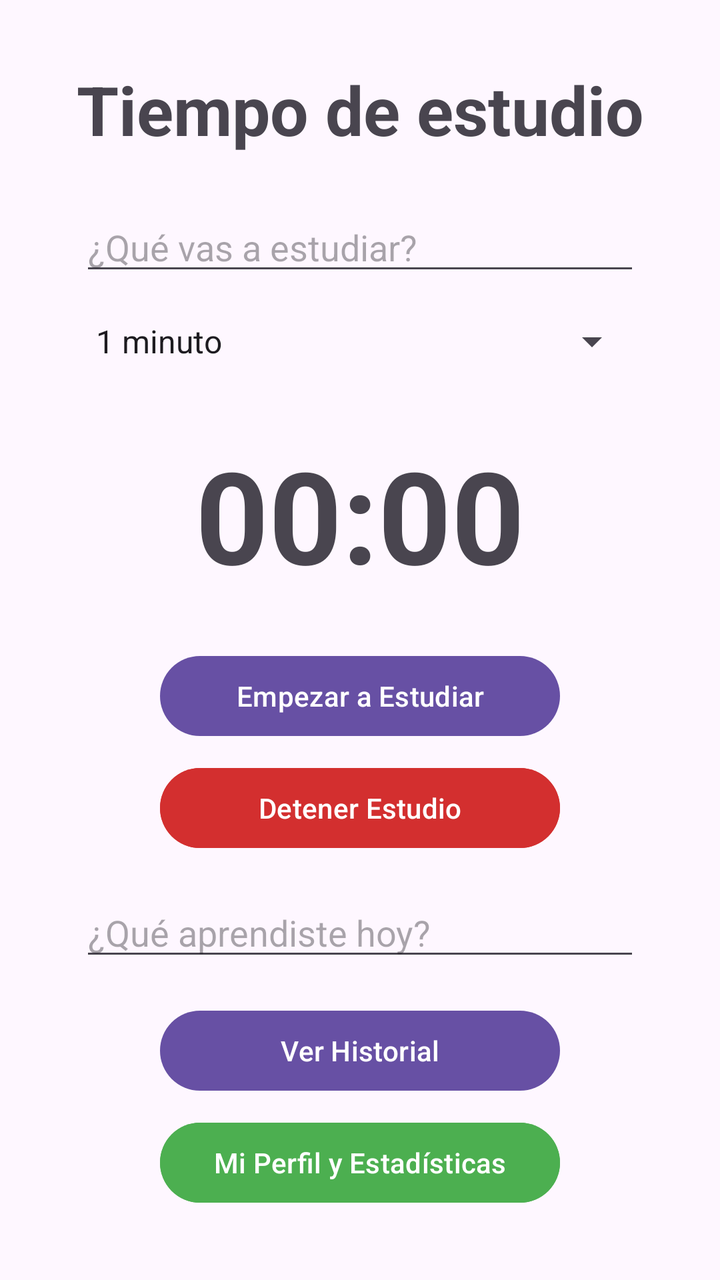
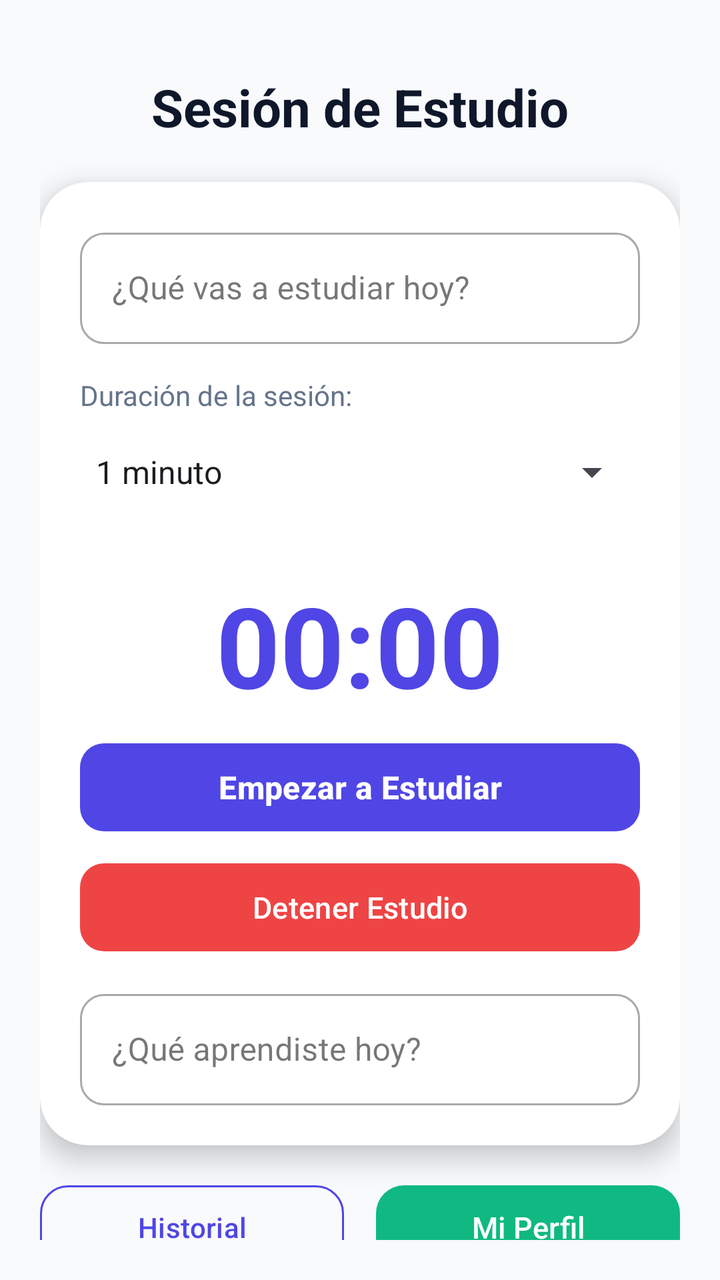

The first picture is an Android layout as it rendered before a commit; the second is the same layout after the commit. The layout source and the unified diff follow.
<!-- AndroidManifest.xml: application theme Theme.SalvadorDeSemestres -->
<!-- res/layout/activity_pantalla_principal.xml -->
<?xml version="1.0" encoding="utf-8"?>
<androidx.constraintlayout.widget.ConstraintLayout xmlns:android="http://schemas.android.com/apk/res/android"
    xmlns:app="http://schemas.android.com/apk/res-auto"
    xmlns:tools="http://schemas.android.com/tools"
    android:id="@+id/main"
    android:layout_width="match_parent"
    android:layout_height="match_parent"
    tools:context=".vistas.vistas.PantallaPrincipal">

    <TextView
        android:id="@+id/textView"
        android:layout_width="wrap_content"
        android:layout_height="wrap_content"
        android:layout_marginTop="32dp"
        android:text="Tiempo de estudio"
        android:textSize="34sp"
        android:textStyle="bold"
        app:layout_constraintEnd_toEndOf="parent"
        app:layout_constraintStart_toStartOf="parent"
        app:layout_constraintTop_toTopOf="parent" />

    <EditText
        android:id="@+id/etTemaEstudio"
        android:layout_width="match_parent"
        android:layout_height="wrap_content"
        android:layout_marginStart="40dp"
        android:layout_marginTop="24dp"
        android:layout_marginEnd="40dp"
        android:hint="¿Qué vas a estudiar?"
        android:inputType="text"
        app:layout_constraintEnd_toEndOf="parent"
        app:layout_constraintStart_toStartOf="parent"
        app:layout_constraintTop_toBottomOf="@+id/textView" />

    <Spinner
        android:id="@+id/spinnerMinutos"
        android:layout_width="match_parent"
        android:layout_height="wrap_content"
        android:layout_marginStart="40dp"
        android:layout_marginTop="16dp"
        android:layout_marginEnd="40dp"
        android:entries="@array/opciones_tiempo"
        app:layout_constraintEnd_toEndOf="parent"
        app:layout_constraintStart_toStartOf="parent"
        app:layout_constraintTop_toBottomOf="@+id/etTemaEstudio" />

    <TextView
        android:id="@+id/tvCronometro"
        android:layout_width="wrap_content"
        android:layout_height="wrap_content"
        android:layout_marginTop="32dp"
        android:text="00:00"
        android:textSize="64sp"
        android:textStyle="bold"
        app:layout_constraintEnd_toEndOf="parent"
        app:layout_constraintStart_toStartOf="parent"
        app:layout_constraintTop_toBottomOf="@+id/spinnerMinutos" />

    <Button
        android:id="@+id/btnIniciarTimer"
        android:layout_width="match_parent"
        android:layout_height="wrap_content"
        android:layout_marginStart="80dp"
        android:layout_marginTop="24dp"
        android:layout_marginEnd="80dp"
        android:text="Empezar a Estudiar"
        app:layout_constraintEnd_toEndOf="parent"
        app:layout_constraintStart_toStartOf="parent"
        app:layout_constraintTop_toBottomOf="@+id/tvCronometro" />

    <Button
        android:id="@+id/btnDetenerTimer"
        android:layout_width="match_parent"
        android:layout_height="wrap_content"
        android:layout_marginStart="80dp"
        android:layout_marginTop="8dp"
        android:layout_marginEnd="80dp"
        android:backgroundTint="#D32F2F"
        android:text="Detener Estudio"
        app:layout_constraintEnd_toEndOf="parent"
        app:layout_constraintStart_toStartOf="parent"
        app:layout_constraintTop_toBottomOf="@+id/btnIniciarTimer" />

    <EditText
        android:id="@+id/etDescripcionFinal"
        android:layout_width="match_parent"
        android:layout_height="wrap_content"
        android:layout_marginStart="40dp"
        android:layout_marginTop="16dp"
        android:layout_marginEnd="40dp"
        android:hint="¿Qué aprendiste hoy?"
        android:inputType="textMultiLine"
        app:layout_constraintEnd_toEndOf="parent"
        app:layout_constraintStart_toStartOf="parent"
        app:layout_constraintTop_toBottomOf="@+id/btnDetenerTimer" />

    <Button
        android:id="@+id/btnIrHistorial"
        android:layout_width="match_parent"
        android:layout_height="wrap_content"
        android:layout_marginStart="80dp"
        android:layout_marginTop="16dp"
        android:layout_marginEnd="80dp"
        android:text="Ver Historial"
        app:layout_constraintEnd_toEndOf="parent"
        app:layout_constraintStart_toStartOf="parent"
        app:layout_constraintTop_toBottomOf="@+id/etDescripcionFinal" />

    <Button
        android:id="@+id/btnIrPerfil"
        android:layout_width="match_parent"
        android:layout_height="wrap_content"
        android:layout_marginStart="80dp"
        android:layout_marginTop="8dp"
        android:layout_marginEnd="80dp"
        android:backgroundTint="#4CAF50"
        android:text="Mi Perfil y Estadísticas"
        app:layout_constraintEnd_toEndOf="parent"
        app:layout_constraintStart_toStartOf="parent"
        app:layout_constraintTop_toBottomOf="@+id/btnIrHistorial" />

</androidx.constraintlayout.widget.ConstraintLayout>
<!-- resources referenced by this layout -->
<resources>
  <string-array name="opciones_tiempo">
          <item>1 minuto</item>
          <item>15 minutos</item>
          <item>25 minutos</item>
          <item>45 minutos</item>
          <item>60 minutos</item>
      </string-array>
  <style name="Theme.SalvadorDeSemestres" parent="Base.Theme.SalvadorDeSemestres" />
  <style name="Base.Theme.SalvadorDeSemestres" parent="Theme.Material3.DayNight.NoActionBar">
          
          
      </style>
</resources>

<!-- the commit's change to res/layout/activity_pantalla_principal.xml (unified diff, before → after) -->
@@ -5,118 +5,160 @@
     android:id="@+id/main"
     android:layout_width="match_parent"
     android:layout_height="match_parent"
+    android:background="@color/bg_app"
+    android:padding="20dp"
     tools:context=".vistas.vistas.PantallaPrincipal">
 
     <TextView
         android:id="@+id/textView"
         android:layout_width="wrap_content"
         android:layout_height="wrap_content"
-        android:layout_marginTop="32dp"
-        android:text="Tiempo de estudio"
-        android:textSize="34sp"
+        android:layout_marginTop="16dp"
+        android:text="Sesión de Estudio"
+        android:textColor="@color/text_dark"
+        android:textSize="26sp"
         android:textStyle="bold"
         app:layout_constraintEnd_toEndOf="parent"
         app:layout_constraintStart_toStartOf="parent"
         app:layout_constraintTop_toTopOf="parent" />
 
-    <EditText
-        android:id="@+id/etTemaEstudio"
+    <com.google.android.material.card.MaterialCardView
+        android:id="@+id/cardCronometro"
         android:layout_width="match_parent"
         android:layout_height="wrap_content"
-        android:layout_marginStart="40dp"
-        android:layout_marginTop="24dp"
-        android:layout_marginEnd="40dp"
-        android:hint="¿Qué vas a estudiar?"
-        android:inputType="text"
+        android:layout_marginTop="20dp"
+        app:cardBackgroundColor="@color/card_bg"
+        app:cardCornerRadius="24dp"
+        app:cardElevation="8dp"
+        app:strokeWidth="0dp"
         app:layout_constraintEnd_toEndOf="parent"
         app:layout_constraintStart_toStartOf="parent"
-        app:layout_constraintTop_toBottomOf="@+id/textView" />
+        app:layout_constraintTop_toBottomOf="@+id/textView">
 
-    <Spinner
-        android:id="@+id/spinnerMinutos"
-        android:layout_width="match_parent"
-        android:layout_height="wrap_content"
-        android:layout_marginStart="40dp"
+        <LinearLayout
+            android:layout_width="match_parent"
+            android:layout_height="wrap_content"
+            android:gravity="center"
+            android:orientation="vertical"
+            android:padding="20dp">
+
+            <com.google.android.material.textfield.TextInputLayout
+                android:layout_width="match_parent"
+                android:layout_height="wrap_content"
+                android:layout_marginBottom="12dp"
+                android:hint="¿Qué vas a estudiar hoy?"
+                style="@style/Widget.MaterialComponents.TextInputLayout.OutlinedBox"
+                app:boxCornerRadiusTopStart="12dp"
+                app:boxCornerRadiusBottomEnd="12dp"
+                app:boxCornerRadiusTopEnd="12dp"
+                app:boxCornerRadiusBottomStart="12dp">
+
+                <com.google.android.material.textfield.TextInputEditText
+                    android:id="@+id/etTemaEstudio"
+                    android:layout_width="match_parent"
+                    android:layout_height="wrap_content"
+                    android:inputType="text" />
+
+            </com.google.android.material.textfield.TextInputLayout>
+
+            <TextView
+                android:layout_width="wrap_content"
+                android:layout_height="wrap_content"
+                android:text="Duración de la sesión:"
+                android:textColor="@color/text_muted"
+                android:textSize="14sp"
+                android:layout_gravity="start"
+                android:layout_marginTop="4dp"/>
+
+            <Spinner
+                android:id="@+id/spinnerMinutos"
+                android:layout_width="match_parent"
+                android:layout_height="50dp"
+                android:layout_marginTop="4dp"
+                android:layout_marginBottom="16dp"
+                android:entries="@array/opciones_tiempo" />
+
+            <TextView
+                android:id="@+id/tvCronometro"
+                android:layout_width="wrap_content"
+                android:layout_height="wrap_content"
+                android:text="00:00"
+                android:textColor="@color/primary"
+                android:textSize="56sp"
+                android:textStyle="bold"
+                android:layout_marginVertical="8dp" />
+
+            <com.google.android.material.button.MaterialButton
+                android:id="@+id/btnIniciarTimer"
+                android:layout_width="match_parent"
+                android:layout_height="52dp"
+                android:text="Empezar a Estudiar"
+                android:textSize="16sp"
+                android:textStyle="bold"
+                app:backgroundTint="@color/primary"
+                app:cornerRadius="12dp"
+                app:elevation="4dp" />
+
+            <com.google.android.material.button.MaterialButton
+                android:id="@+id/btnDetenerTimer"
+                android:layout_width="match_parent"
+                android:layout_height="52dp"
+                android:layout_marginTop="8dp"
+                android:text="Detener Estudio"
+                android:textSize="15sp"
+                app:backgroundTint="@color/danger"
+                app:cornerRadius="12dp" />
+
+            <com.google.android.material.textfield.TextInputLayout
+                android:layout_width="match_parent"
+                android:layout_height="wrap_content"
+                android:layout_marginTop="12dp"
+                android:hint="¿Qué aprendiste hoy?"
+                style="@style/Widget.MaterialComponents.TextInputLayout.OutlinedBox"
+                app:boxCornerRadiusTopStart="12dp"
+                app:boxCornerRadiusBottomEnd="12dp"
+                app:boxCornerRadiusTopEnd="12dp"
+                app:boxCornerRadiusBottomStart="12dp">
+
+                <com.google.android.material.textfield.TextInputEditText
+                    android:id="@+id/etDescripcionFinal"
+                    android:layout_width="match_parent"
+                    android:layout_height="wrap_content"
+                    android:inputType="textMultiLine" />
+
+            </com.google.android.material.textfield.TextInputLayout>
+
+        </LinearLayout>
+
+    </com.google.android.material.card.MaterialCardView>
+
+    <com.google.android.material.button.MaterialButton
+        android:id="@+id/btnIrHistorial"
+        style="?attr/materialButtonOutlinedStyle"
+        android:layout_width="0dp"
+        android:layout_height="50dp"
         android:layout_marginTop="16dp"
-        android:layout_marginEnd="40dp"
-        android:entries="@array/opciones_tiempo"
+        android:layout_marginEnd="8dp"
+        android:text="Historial"
+        android:textColor="@color/primary"
+        app:cornerRadius="14dp"
+        app:strokeColor="@color/primary"
+        app:layout_constraintEnd_toStartOf="@+id/btnIrPerfil"
+        app:layout_constraintStart_toStartOf="parent"
+        app:layout_constraintTop_toBottomOf="@+id/cardCronometro" />
+
+    <com.google.android.material.button.MaterialButton
+        android:id="@+id/btnIrPerfil"
+        android:layout_width="0dp"
+        android:layout_height="50dp"
+        android:layout_marginStart="8dp"
+        android:layout_marginTop="16dp"
+        android:text="Mi Perfil"
+        android:textSize="15sp"
+        app:backgroundTint="@color/accent"
+        app:cornerRadius="14dp"
         app:layout_constraintEnd_toEndOf="parent"
-        app:layout_constraintStart_toStartOf="parent"
-        app:layout_constraintTop_toBottomOf="@+id/etTemaEstudio" />
-
-    <TextView
-        android:id="@+id/tvCronometro"
-        android:layout_width="wrap_content"
-        android:layout_height="wrap_content"
-        android:layout_marginTop="32dp"
-        android:text="00:00"
-        android:textSize="64sp"
-        android:textStyle="bold"
-        app:layout_constraintEnd_toEndOf="parent"
-        app:layout_constraintStart_toStartOf="parent"
-        app:layout_constraintTop_toBottomOf="@+id/spinnerMinutos" />
-
-    <Button
-        android:id="@+id/btnIniciarTimer"
-        android:layout_width="match_parent"
-        android:layout_height="wrap_content"
-        android:layout_marginStart="80dp"
-        android:layout_marginTop="24dp"
-        android:layout_marginEnd="80dp"
-        android:text="Empezar a Estudiar"
-        app:layout_constraintEnd_toEndOf="parent"
-        app:layout_constraintStart_toStartOf="parent"
-        app:layout_constraintTop_toBottomOf="@+id/tvCronometro" />
-
-    <Button
-        android:id="@+id/btnDetenerTimer"
-        android:layout_width="match_parent"
-        android:layout_height="wrap_content"
-        android:layout_marginStart="80dp"
-        android:layout_marginTop="8dp"
-        android:layout_marginEnd="80dp"
-        android:backgroundTint="#D32F2F"
-        android:text="Detener Estudio"
-        app:layout_constraintEnd_toEndOf="parent"
-        app:layout_constraintStart_toStartOf="parent"
-        app:layout_constraintTop_toBottomOf="@+id/btnIniciarTimer" />
-
-    <EditText
-        android:id="@+id/etDescripcionFinal"
-        android:layout_width="match_parent"
-        android:layout_height="wrap_content"
-        android:layout_marginStart="40dp"
-        android:layout_marginTop="16dp"
-        android:layout_marginEnd="40dp"
-        android:hint="¿Qué aprendiste hoy?"
-        android:inputType="textMultiLine"
-        app:layout_constraintEnd_toEndOf="parent"
-        app:layout_constraintStart_toStartOf="parent"
-        app:layout_constraintTop_toBottomOf="@+id/btnDetenerTimer" />
-
-    <Button
-        android:id="@+id/btnIrHistorial"
-        android:layout_width="match_parent"
-        android:layout_height="wrap_content"
-        android:layout_marginStart="80dp"
-        android:layout_marginTop="16dp"
-        android:layout_marginEnd="80dp"
-        android:text="Ver Historial"
-        app:layout_constraintEnd_toEndOf="parent"
-        app:layout_constraintStart_toStartOf="parent"
-        app:layout_constraintTop_toBottomOf="@+id/etDescripcionFinal" />
-
-    <Button
-        android:id="@+id/btnIrPerfil"
-        android:layout_width="match_parent"
-        android:layout_height="wrap_content"
-        android:layout_marginStart="80dp"
-        android:layout_marginTop="8dp"
-        android:layout_marginEnd="80dp"
-        android:backgroundTint="#4CAF50"
-        android:text="Mi Perfil y Estadísticas"
-        app:layout_constraintEnd_toEndOf="parent"
-        app:layout_constraintStart_toStartOf="parent"
-        app:layout_constraintTop_toBottomOf="@+id/btnIrHistorial" />
+        app:layout_constraintStart_toEndOf="@+id/btnIrHistorial"
+        app:layout_constraintTop_toBottomOf="@+id/cardCronometro" />
 
 </androidx.constraintlayout.widget.ConstraintLayout>
<!-- resource entries referenced after the edit -->
@@ -7,6 +7,13 @@
           <item>45 minutos</item>
           <item>60 minutos</item>
       </string-array>
+  <color name="accent">#10B981</color>
+  <color name="bg_app">#F8FAFC</color>
+  <color name="card_bg">#FFFFFF</color>
+  <color name="danger">#EF4444</color>
+  <color name="primary">#4F46E5</color>
+  <color name="text_dark">#0F172A</color>
+  <color name="text_muted">#64748B</color>
   <style name="Theme.SalvadorDeSemestres" parent="Base.Theme.SalvadorDeSemestres" />
   <style name="Base.Theme.SalvadorDeSemestres" parent="Theme.Material3.DayNight.NoActionBar">
           
